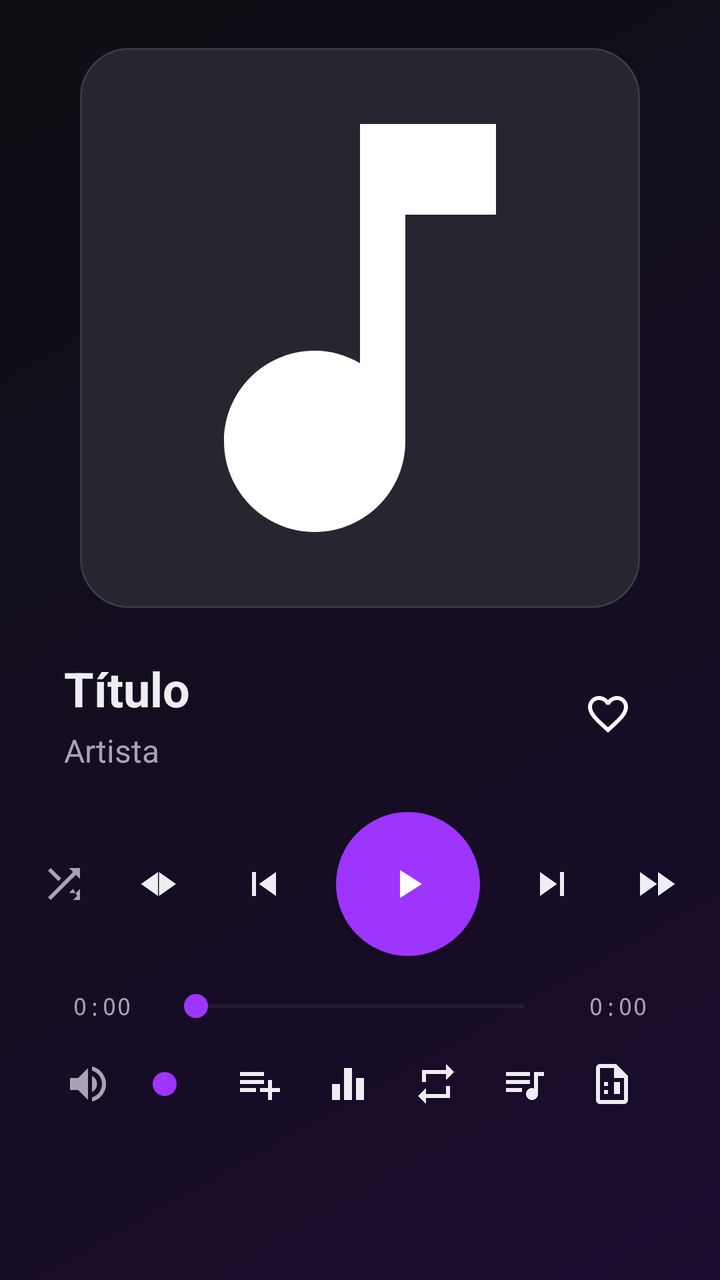
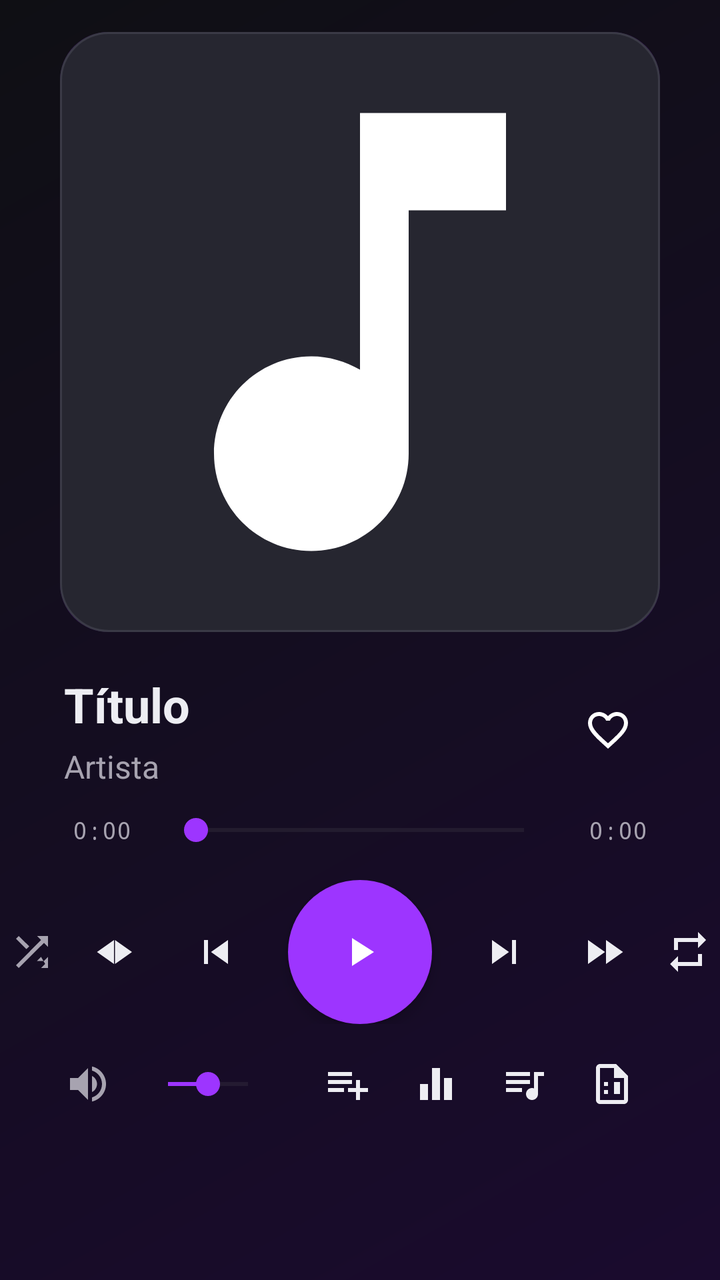

Before-and-after screenshots of an Android layout around one commit, followed by the original layout XML and the change that was made.
<!-- AndroidManifest.xml: application theme Theme.MusicDownloader -->
<!-- res/layout/fragment_player.xml -->
<?xml version="1.0" encoding="utf-8"?>
<androidx.constraintlayout.widget.ConstraintLayout xmlns:android="http://schemas.android.com/apk/res/android"
    xmlns:app="http://schemas.android.com/apk/res-auto"
    android:layout_width="match_parent"
    android:layout_height="match_parent"
    android:background="@drawable/bg_gradient_player">

    <FrameLayout
        android:id="@+id/cover_container"
        android:layout_width="280dp"
        android:layout_height="280dp"
        android:layout_marginTop="24dp"
        app:layout_constraintTop_toTopOf="parent"
        app:layout_constraintStart_toStartOf="parent"
        app:layout_constraintEnd_toEndOf="parent">

        <ImageView
            android:id="@+id/iv_cover"
            android:layout_width="match_parent"
            android:layout_height="match_parent"
            android:background="@drawable/bg_cover_rounded"
            android:contentDescription="@string/app_name"
            android:padding="4dp"
            android:scaleType="centerCrop"
            android:src="@drawable/ic_music_note" />

        <com.musicdownloader.ui.SyncedLyricsView
            android:id="@+id/synced_lyrics_view"
            android:layout_width="match_parent"
            android:layout_height="match_parent"
            android:background="@drawable/bg_cover_rounded"
            android:padding="16dp"
            android:visibility="gone" />
    </FrameLayout>

    <LinearLayout
        android:id="@+id/title_container"
        android:layout_width="0dp"
        android:layout_height="wrap_content"
        android:layout_marginTop="24dp"
        android:layout_marginStart="32dp"
        android:layout_marginEnd="32dp"
        android:orientation="horizontal"
        android:gravity="center_vertical"
        app:layout_constraintTop_toBottomOf="@id/cover_container"
        app:layout_constraintStart_toStartOf="parent"
        app:layout_constraintEnd_toEndOf="parent">

        <LinearLayout
            android:layout_width="0dp"
            android:layout_height="wrap_content"
            android:layout_weight="1"
            android:orientation="vertical">

            <TextView
                android:id="@+id/tv_title"
                android:layout_width="match_parent"
                android:layout_height="wrap_content"
                android:ellipsize="end"
                android:maxLines="1"
                android:text="Título"
                android:textColor="@color/on_surface"
                android:textSize="24sp"
                android:textStyle="bold" />

            <TextView
                android:id="@+id/tv_artist"
                android:layout_width="match_parent"
                android:layout_height="wrap_content"
                android:layout_marginTop="4dp"
                android:ellipsize="end"
                android:maxLines="1"
                android:text="Artista"
                android:textColor="@color/text_secondary"
                android:textSize="16sp" />

        </LinearLayout>

        <ImageButton
            android:id="@+id/btn_favorite"
            android:layout_width="48dp"
            android:layout_height="48dp"
            android:background="?attr/selectableItemBackgroundBorderless"
            android:contentDescription="@string/favorite"
            android:src="@drawable/ic_favorite_border" />

    </LinearLayout>

    <LinearLayout
        android:id="@+id/controls_container"
        android:layout_width="wrap_content"
        android:layout_height="wrap_content"
        android:layout_marginTop="20dp"
        android:gravity="center"
        android:orientation="horizontal"
        app:layout_constraintTop_toBottomOf="@id/title_container"
        app:layout_constraintStart_toStartOf="parent"
        app:layout_constraintEnd_toEndOf="parent">

        <ImageButton
            android:id="@+id/btn_shuffle"
            android:layout_width="48dp"
            android:layout_height="48dp"
            android:background="?attr/selectableItemBackgroundBorderless"
            android:contentDescription="@string/shuffle"
            android:src="@drawable/ic_shuffle"
            app:tint="@color/text_secondary" />

        <ImageButton
            android:id="@+id/btn_rewind"
            android:layout_width="48dp"
            android:layout_height="48dp"
            android:background="?attr/selectableItemBackgroundBorderless"
            android:contentDescription="@string/rewind"
            android:src="@drawable/ic_rewind"
            app:tint="@color/on_surface" />

        <ImageButton
            android:id="@+id/btn_prev"
            android:layout_width="56dp"
            android:layout_height="56dp"
            android:background="?attr/selectableItemBackgroundBorderless"
            android:contentDescription="@string/previous"
            android:src="@drawable/ic_prev"
            app:tint="@color/on_surface" />

        <ImageButton
            android:id="@+id/btn_play_pause"
            android:layout_width="72dp"
            android:layout_height="72dp"
            android:layout_marginStart="8dp"
            android:layout_marginEnd="8dp"
            android:background="@drawable/bg_circle_primary"
            android:contentDescription="@string/play"
            android:src="@drawable/ic_play"
            android:elevation="4dp" />

        <ImageButton
            android:id="@+id/btn_next"
            android:layout_width="56dp"
            android:layout_height="56dp"
            android:background="?attr/selectableItemBackgroundBorderless"
            android:contentDescription="@string/next"
            android:src="@drawable/ic_next"
            app:tint="@color/on_surface" />

        <ImageButton
            android:id="@+id/btn_forward"
            android:layout_width="48dp"
            android:layout_height="48dp"
            android:background="?attr/selectableItemBackgroundBorderless"
            android:contentDescription="@string/forward"
            android:src="@drawable/ic_forward"
            app:tint="@color/on_surface" />

    </LinearLayout>

    <LinearLayout
        android:id="@+id/seek_container"
        android:layout_width="0dp"
        android:layout_height="wrap_content"
        android:layout_marginTop="16dp"
        android:layout_marginStart="32dp"
        android:layout_marginEnd="32dp"
        android:orientation="horizontal"
        android:gravity="center_vertical"
        app:layout_constraintTop_toBottomOf="@id/controls_container"
        app:layout_constraintStart_toStartOf="parent"
        app:layout_constraintEnd_toEndOf="parent">

        <TextView
            android:id="@+id/tv_current_time"
            android:layout_width="wrap_content"
            android:layout_height="wrap_content"
            android:fontFamily="monospace"
            android:gravity="center"
            android:maxWidth="64dp"
            android:minWidth="38dp"
            android:text="0:00"
            android:textColor="@color/text_secondary"
            android:textSize="12sp" />

        <SeekBar
            android:id="@+id/seek_bar"
            android:layout_width="0dp"
            android:layout_height="wrap_content"
            android:layout_marginStart="12dp"
            android:layout_marginEnd="12dp"
            android:layout_weight="1"
            android:max="100"
            android:progress="0"
            android:progressTint="@color/primary"
            android:thumbTint="@color/primary" />

        <TextView
            android:id="@+id/tv_total_time"
            android:layout_width="wrap_content"
            android:layout_height="wrap_content"
            android:fontFamily="monospace"
            android:gravity="center"
            android:maxWidth="64dp"
            android:minWidth="38dp"
            android:text="0:00"
            android:textColor="@color/text_secondary"
            android:textSize="12sp" />

    </LinearLayout>

    <LinearLayout
        android:id="@+id/bottom_actions"
        android:layout_width="0dp"
        android:layout_height="wrap_content"
        android:layout_marginTop="8dp"
        android:layout_marginStart="32dp"
        android:layout_marginEnd="32dp"
        android:gravity="center_vertical"
        android:orientation="horizontal"
        app:layout_constraintTop_toBottomOf="@id/seek_container"
        app:layout_constraintStart_toStartOf="parent"
        app:layout_constraintEnd_toEndOf="parent">

        <ImageView
            android:layout_width="24dp"
            android:layout_height="24dp"
            android:contentDescription="@string/volume"
            android:src="@drawable/ic_volume"
            app:tint="@color/text_secondary" />

        <SeekBar
            android:id="@+id/volume_seekbar"
            android:layout_width="0dp"
            android:layout_height="wrap_content"
            android:layout_marginStart="12dp"
            android:layout_marginEnd="12dp"
            android:layout_weight="1"
            android:max="100"
            android:progress="50"
            android:progressTint="@color/primary"
            android:thumbTint="@color/primary" />

        <ImageButton
            android:id="@+id/btn_add_playlist"
            android:layout_width="44dp"
            android:layout_height="44dp"
            android:background="?attr/selectableItemBackgroundBorderless"
            android:contentDescription="@string/add_playlist"
            android:src="@drawable/ic_playlist_add"
            app:tint="@color/on_surface" />

        <ImageButton
            android:id="@+id/btn_equalizer"
            android:layout_width="44dp"
            android:layout_height="44dp"
            android:background="?attr/selectableItemBackgroundBorderless"
            android:contentDescription="@string/equalizer"
            android:src="@drawable/ic_equalizer"
            app:tint="@color/on_surface" />

        <ImageButton
            android:id="@+id/btn_repeat"
            android:layout_width="44dp"
            android:layout_height="44dp"
            android:background="?attr/selectableItemBackgroundBorderless"
            android:contentDescription="@string/repeat"
            android:src="@drawable/ic_repeat"
            app:tint="@color/on_surface" />

        <ImageButton
            android:id="@+id/btn_queue"
            android:layout_width="44dp"
            android:layout_height="44dp"
            android:background="?attr/selectableItemBackgroundBorderless"
            android:contentDescription="@string/queue"
            android:src="@drawable/ic_queue_music"
            app:tint="@color/on_surface" />

        <ImageButton
            android:id="@+id/btn_lyrics"
            android:layout_width="44dp"
            android:layout_height="44dp"
            android:background="?attr/selectableItemBackgroundBorderless"
            android:contentDescription="@string/lyrics"
            android:src="@drawable/ic_lyrics"
            app:tint="@color/on_surface" />

    </LinearLayout>

    <TextView
        android:id="@+id/tv_no_song"
        android:layout_width="wrap_content"
        android:layout_height="wrap_content"
        android:text="No hay canción reproduciendo"
        android:textColor="@color/on_surface"
        android:textSize="16sp"
        android:visibility="gone"
        app:layout_constraintTop_toTopOf="parent"
        app:layout_constraintStart_toStartOf="parent"
        app:layout_constraintEnd_toEndOf="parent"
        app:layout_constraintBottom_toBottomOf="parent" />

</androidx.constraintlayout.widget.ConstraintLayout>
<!-- resources referenced by this layout -->
<resources>
  <color name="on_surface">#EDEDF2</color>
  <color name="primary">#9D35FF</color>
  <color name="text_secondary">#A7A3B0</color>
  <!-- drawable bg_circle_primary (drawable) -->
  <?xml version="1.0" encoding="utf-8"?>
  <shape xmlns:android="http://schemas.android.com/apk/res/android"
      android:shape="oval">
      <solid android:color="@color/primary" />
  </shape>
  <!-- drawable bg_cover_rounded (drawable) -->
  <?xml version="1.0" encoding="utf-8"?>
  <shape xmlns:android="http://schemas.android.com/apk/res/android">
      <solid android:color="@color/surface_high" />
      <corners android:radius="24dp" />
      <stroke
          android:width="1dp"
          android:color="@color/outline" />
  </shape>
  <!-- drawable bg_gradient_player (drawable) -->
  <?xml version="1.0" encoding="utf-8"?>
  <shape xmlns:android="http://schemas.android.com/apk/res/android">
      <gradient
          android:angle="135"
          android:startColor="#1A0B2E"
          android:endColor="#0F0F14"
          android:type="linear" />
  </shape>
  <!-- drawable ic_play (drawable) -->
  <vector xmlns:android="http://schemas.android.com/apk/res/android"
      android:width="24dp"
      android:height="24dp"
      android:viewportWidth="24"
      android:viewportHeight="24">
      <path
          android:fillColor="#FFFFFF"
          android:pathData="M8,5v14l11,-7z" />
  </vector>
  <string name="add_playlist">Agregar a playlist</string>
  <string name="app_name">Music Downloader</string>
  <string name="equalizer">Equalizer</string>
  <string name="favorite">Favorito</string>
  <string name="forward">Adelantar 10s</string>
  <string name="lyrics">Letras</string>
  <string name="next">Siguiente</string>
  <string name="play">Reproducir</string>
  <string name="previous">Anterior</string>
  <string name="queue">Cola de reproducción</string>
  <string name="repeat">Repetir</string>
  <string name="rewind">Retroceder 10s</string>
  <string name="shuffle">Modo aleatorio</string>
  <string name="volume">Volumen</string>
  <color name="surface_high">#262630</color>
  <color name="outline">#3A3A46</color>
  <color name="on_primary">#FFFFFF</color>
  <color name="primary_container">#6D22C9</color>
  <color name="on_primary_container">#F3E8FF</color>
  <color name="secondary">#FF304F</color>
  <color name="on_secondary">#FFFFFF</color>
  <color name="secondary_container">#5C1E1E</color>
  <color name="on_secondary_container">#FFDADA</color>
  <color name="surface">#12101A</color>
  <color name="surface_variant">#2A2A34</color>
  <color name="on_surface_variant">#A0A0B0</color>
  <color name="surface_low">#1E1E26</color>
  <color name="background">#0B0910</color>
  <!-- unchanged entries left out for length: 14 -->
</resources>

<!-- the commit's change to res/layout/fragment_player.xml (unified diff, before → after) -->
@@ -5,14 +5,29 @@
     android:layout_height="match_parent"
     android:background="@drawable/bg_gradient_player">
 
+    <ImageView
+        android:id="@+id/iv_glow"
+        android:layout_width="340dp"
+        android:layout_height="340dp"
+        android:alpha="0.8"
+        android:background="@drawable/bg_glow_soft"
+        android:contentDescription="@null"
+        android:importantForAccessibility="no"
+        android:visibility="invisible"
+        app:layout_constraintBottom_toBottomOf="@id/cover_container"
+        app:layout_constraintEnd_toEndOf="@id/cover_container"
+        app:layout_constraintStart_toStartOf="@id/cover_container"
+        app:layout_constraintTop_toTopOf="@id/cover_container" />
+
     <FrameLayout
         android:id="@+id/cover_container"
-        android:layout_width="280dp"
-        android:layout_height="280dp"
-        android:layout_marginTop="24dp"
-        app:layout_constraintTop_toTopOf="parent"
-        app:layout_constraintStart_toStartOf="parent"
-        app:layout_constraintEnd_toEndOf="parent">
+        android:layout_width="300dp"
+        android:layout_height="300dp"
+        android:layout_marginTop="16dp"
+        android:background="@drawable/bg_glow_cover"
+        app:layout_constraintEnd_toEndOf="parent"
+        app:layout_constraintStart_toStartOf="parent"
+        app:layout_constraintTop_toTopOf="parent">
 
         <ImageView
             android:id="@+id/iv_cover"
@@ -37,14 +52,14 @@
         android:id="@+id/title_container"
         android:layout_width="0dp"
         android:layout_height="wrap_content"
-        android:layout_marginTop="24dp"
+        android:layout_marginTop="20dp"
         android:layout_marginStart="32dp"
         android:layout_marginEnd="32dp"
+        android:gravity="center_vertical"
         android:orientation="horizontal"
-        android:gravity="center_vertical"
-        app:layout_constraintTop_toBottomOf="@id/cover_container"
-        app:layout_constraintStart_toStartOf="parent"
-        app:layout_constraintEnd_toEndOf="parent">
+        app:layout_constraintEnd_toEndOf="parent"
+        app:layout_constraintStart_toStartOf="parent"
+        app:layout_constraintTop_toBottomOf="@id/cover_container">
 
         <LinearLayout
             android:layout_width="0dp"
@@ -87,20 +102,71 @@
     </LinearLayout>
 
     <LinearLayout
+        android:id="@+id/seek_container"
+        android:layout_width="0dp"
+        android:layout_height="wrap_content"
+        android:layout_marginTop="12dp"
+        android:layout_marginStart="32dp"
+        android:layout_marginEnd="32dp"
+        android:gravity="center_vertical"
+        android:orientation="horizontal"
+        app:layout_constraintEnd_toEndOf="parent"
+        app:layout_constraintStart_toStartOf="parent"
+        app:layout_constraintTop_toBottomOf="@id/title_container">
+
+        <TextView
+            android:id="@+id/tv_current_time"
+            android:layout_width="wrap_content"
+            android:layout_height="wrap_content"
+            android:fontFamily="monospace"
+            android:gravity="center"
+            android:maxWidth="64dp"
+            android:minWidth="38dp"
+            android:text="0:00"
+            android:textColor="@color/text_secondary"
+            android:textSize="12sp" />
+
+        <SeekBar
+            android:id="@+id/seek_bar"
+            android:layout_width="0dp"
+            android:layout_height="wrap_content"
+            android:layout_marginStart="12dp"
+            android:layout_marginEnd="12dp"
+            android:layout_weight="1"
+            android:max="100"
+            android:progress="0"
+            android:progressTint="@color/primary"
+            android:thumbTint="@color/primary" />
+
+        <TextView
+            android:id="@+id/tv_total_time"
+            android:layout_width="wrap_content"
+            android:layout_height="wrap_content"
+            android:fontFamily="monospace"
+            android:gravity="center"
+            android:maxWidth="64dp"
+            android:minWidth="38dp"
+            android:text="0:00"
+            android:textColor="@color/text_secondary"
+            android:textSize="12sp" />
+
+    </LinearLayout>
+
+    <LinearLayout
         android:id="@+id/controls_container"
         android:layout_width="wrap_content"
         android:layout_height="wrap_content"
-        android:layout_marginTop="20dp"
+        android:layout_marginTop="16dp"
         android:gravity="center"
         android:orientation="horizontal"
-        app:layout_constraintTop_toBottomOf="@id/title_container"
-        app:layout_constraintStart_toStartOf="parent"
-        app:layout_constraintEnd_toEndOf="parent">
+        app:layout_constraintEnd_toEndOf="parent"
+        app:layout_constraintStart_toStartOf="parent"
+        app:layout_constraintTop_toBottomOf="@id/seek_container">
 
         <ImageButton
             android:id="@+id/btn_shuffle"
-            android:layout_width="48dp"
-            android:layout_height="48dp"
+            android:layout_width="40dp"
+            android:layout_height="40dp"
             android:background="?attr/selectableItemBackgroundBorderless"
             android:contentDescription="@string/shuffle"
             android:src="@drawable/ic_shuffle"
@@ -108,8 +174,8 @@
 
         <ImageButton
             android:id="@+id/btn_rewind"
-            android:layout_width="48dp"
-            android:layout_height="48dp"
+            android:layout_width="44dp"
+            android:layout_height="44dp"
             android:background="?attr/selectableItemBackgroundBorderless"
             android:contentDescription="@string/rewind"
             android:src="@drawable/ic_rewind"
@@ -132,8 +198,8 @@
             android:layout_marginEnd="8dp"
             android:background="@drawable/bg_circle_primary"
             android:contentDescription="@string/play"
-            android:src="@drawable/ic_play"
-            android:elevation="4dp" />
+            android:elevation="4dp"
+            android:src="@drawable/ic_play" />
 
         <ImageButton
             android:id="@+id/btn_next"
@@ -146,63 +212,21 @@
 
         <ImageButton
             android:id="@+id/btn_forward"
-            android:layout_width="48dp"
-            android:layout_height="48dp"
+            android:layout_width="44dp"
+            android:layout_height="44dp"
             android:background="?attr/selectableItemBackgroundBorderless"
             android:contentDescription="@string/forward"
             android:src="@drawable/ic_forward"
             app:tint="@color/on_surface" />
 
-    </LinearLayout>
-
-    <LinearLayout
-        android:id="@+id/seek_container"
-        android:layout_width="0dp"
-        android:layout_height="wrap_content"
-        android:layout_marginTop="16dp"
-        android:layout_marginStart="32dp"
-        android:layout_marginEnd="32dp"
-        android:orientation="horizontal"
-        android:gravity="center_vertical"
-        app:layout_constraintTop_toBottomOf="@id/controls_container"
-        app:layout_constraintStart_toStartOf="parent"
-        app:layout_constraintEnd_toEndOf="parent">
-
-        <TextView
-            android:id="@+id/tv_current_time"
-            android:layout_width="wrap_content"
-            android:layout_height="wrap_content"
-            android:fontFamily="monospace"
-            android:gravity="center"
-            android:maxWidth="64dp"
-            android:minWidth="38dp"
-            android:text="0:00"
-            android:textColor="@color/text_secondary"
-            android:textSize="12sp" />
-
-        <SeekBar
-            android:id="@+id/seek_bar"
-            android:layout_width="0dp"
-            android:layout_height="wrap_content"
-            android:layout_marginStart="12dp"
-            android:layout_marginEnd="12dp"
-            android:layout_weight="1"
-            android:max="100"
-            android:progress="0"
-            android:progressTint="@color/primary"
-            android:thumbTint="@color/primary" />
-
-        <TextView
-            android:id="@+id/tv_total_time"
-            android:layout_width="wrap_content"
-            android:layout_height="wrap_content"
-            android:fontFamily="monospace"
-            android:gravity="center"
-            android:maxWidth="64dp"
-            android:minWidth="38dp"
-            android:text="0:00"
-            android:textColor="@color/text_secondary"
-            android:textSize="12sp" />
+        <ImageButton
+            android:id="@+id/btn_repeat"
+            android:layout_width="40dp"
+            android:layout_height="40dp"
+            android:background="?attr/selectableItemBackgroundBorderless"
+            android:contentDescription="@string/repeat"
+            android:src="@drawable/ic_repeat"
+            app:tint="@color/on_surface" />
 
     </LinearLayout>
 
@@ -215,9 +239,9 @@
         android:layout_marginEnd="32dp"
         android:gravity="center_vertical"
         android:orientation="horizontal"
-        app:layout_constraintTop_toBottomOf="@id/seek_container"
-        app:layout_constraintStart_toStartOf="parent"
-        app:layout_constraintEnd_toEndOf="parent">
+        app:layout_constraintEnd_toEndOf="parent"
+        app:layout_constraintStart_toStartOf="parent"
+        app:layout_constraintTop_toBottomOf="@id/controls_container">
 
         <ImageView
             android:layout_width="24dp"
@@ -257,15 +281,6 @@
             app:tint="@color/on_surface" />
 
         <ImageButton
-            android:id="@+id/btn_repeat"
-            android:layout_width="44dp"
-            android:layout_height="44dp"
-            android:background="?attr/selectableItemBackgroundBorderless"
-            android:contentDescription="@string/repeat"
-            android:src="@drawable/ic_repeat"
-            app:tint="@color/on_surface" />
-
-        <ImageButton
             android:id="@+id/btn_queue"
             android:layout_width="44dp"
             android:layout_height="44dp"
@@ -289,13 +304,13 @@
         android:id="@+id/tv_no_song"
         android:layout_width="wrap_content"
         android:layout_height="wrap_content"
-        android:text="No hay canción reproduciendo"
+        android:text="@string/no_song"
         android:textColor="@color/on_surface"
         android:textSize="16sp"
         android:visibility="gone"
-        app:layout_constraintTop_toTopOf="parent"
-        app:layout_constraintStart_toStartOf="parent"
-        app:layout_constraintEnd_toEndOf="parent"
-        app:layout_constraintBottom_toBottomOf="parent" />
+        app:layout_constraintBottom_toBottomOf="parent"
+        app:layout_constraintEnd_toEndOf="parent"
+        app:layout_constraintStart_toStartOf="parent"
+        app:layout_constraintTop_toTopOf="parent" />
 
 </androidx.constraintlayout.widget.ConstraintLayout>
<!-- resource entries referenced after the edit -->
@@ -17,6 +17,41 @@
       <stroke
           android:width="1dp"
           android:color="@color/outline" />
+  </shape>
+  <!-- drawable bg_glow_cover (drawable) -->
+  <?xml version="1.0" encoding="utf-8"?>
+  <layer-list xmlns:android="http://schemas.android.com/apk/res/android">
+      <item>
+          <shape android:shape="rectangle">
+              <solid android:color="#339D35FF" />
+              <corners android:radius="24dp" />
+          </shape>
+      </item>
+      <item
+          android:left="8dp"
+          android:top="8dp"
+          android:right="8dp"
+          android:bottom="8dp">
+          <shape android:shape="rectangle">
+              <solid android:color="@color/surface" />
+              <corners android:radius="24dp" />
+              <stroke
+                  android:width="1dp"
+                  android:color="@color/outline" />
+          </shape>
+      </item>
+  </layer-list>
+  <!-- drawable bg_glow_soft (drawable) -->
+  <?xml version="1.0" encoding="utf-8"?>
+  <shape xmlns:android="http://schemas.android.com/apk/res/android"
+      android:shape="rectangle">
+      <gradient
+          android:centerColor="#1F9D35FF"
+          android:endColor="#009D35FF"
+          android:gradientRadius="50%p"
+          android:startColor="#4D9D35FF"
+          android:type="radial" />
+      <corners android:radius="48dp" />
   </shape>
   <!-- drawable bg_gradient_player (drawable) -->
   <?xml version="1.0" encoding="utf-8"?>
@@ -44,6 +79,7 @@
   <string name="forward">Adelantar 10s</string>
   <string name="lyrics">Letras</string>
   <string name="next">Siguiente</string>
+  <string name="no_song">No hay canción reproduciendo</string>
   <string name="play">Reproducir</string>
   <string name="previous">Anterior</string>
   <string name="queue">Cola de reproducción</string>
